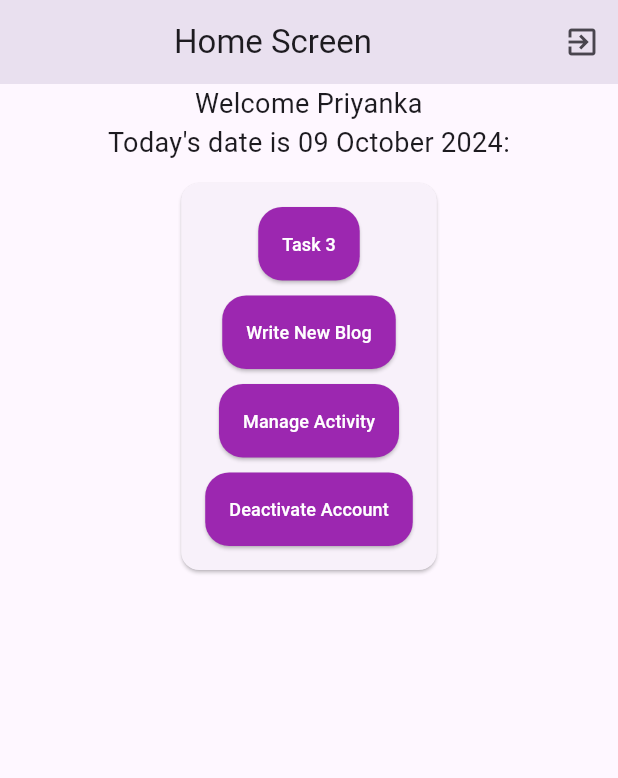
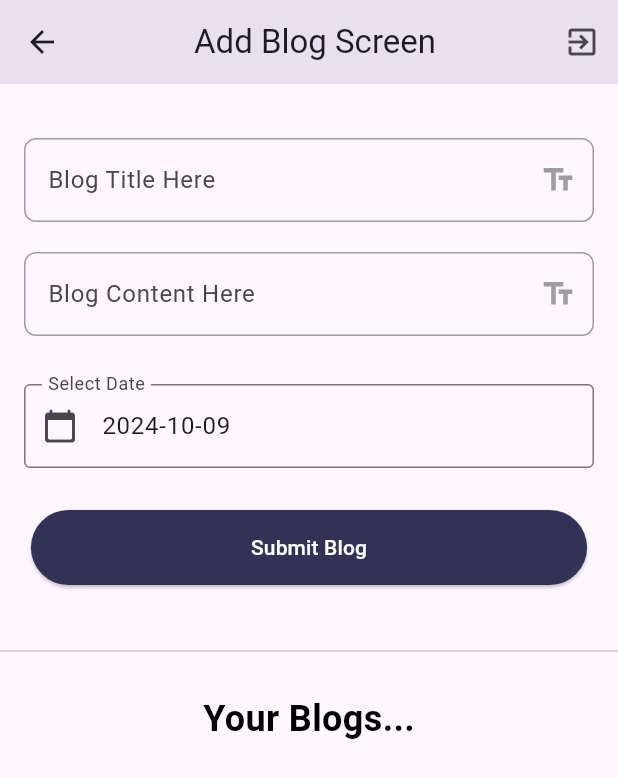
Before and after one commit to ShashankKadam1994/flutter_project, a Flutter app: the screen it shows after launch, after a tap on "Write New Blog", on a phone screen of 412 x 824 dp. Shown: the top 778 px of the screen. Run offline on Flutter 3.47's test engine with Material 3 defaults, Android fonts, the phone set to English and light mode, and no system bars; our stand-ins replace email_validator, form_validator, shared_preferences, sqflite, video_player; accounts and stored records are empty.

Commit message:
Task Number 4 Completed

```diff
--- /dev/null
+++ b/lib/Task_5/dynamic_list.dart
@@ -0,0 +1,150 @@
+import 'package:flutter/material.dart';
+import 'package:flutter_task1/Task_1/widgets/cutome_card.dart';
+import 'package:flutter_task1/Task_1/widgets/dash_table.dart';
+import 'package:flutter_task1/Task_3/widgets/index.dart';
+import 'package:flutter_task1/Task_5/models/blog_model.dart';
+import 'package:flutter_task1/Task_5/widgets/content_fild.dart';
+import 'package:flutter_task1/Task_5/widgets/date_field.dart';
+import 'package:flutter_task1/Task_5/widgets/title_field.dart';
+
+class DynamicList extends StatefulWidget {
+  const DynamicList({super.key});
+
+  @override
+  State<DynamicList> createState() => _DynamicList();
+}
+
+class _DynamicList extends State<DynamicList> {
+  late String _blogTitle='';
+  late String _blogContent='';
+  late DateTime _date;
+  int id=1;
+  List<BlogModel> blogs = [];
+  DateTime? _selectedDate = DateTime.now();
+
+  void _handleDateSelected(DateTime date) {
+    setState(() {
+      _selectedDate = date;
+    });
+  }
+
+  void _submitForm() {
+    if (_blogTitle.isNotEmpty && _blogContent.isNotEmpty && _selectedDate != null) {
+      final newBlog = BlogModel(
+        id:id,
+        title: _blogTitle,
+        date: _selectedDate!.toLocal().toString().split(' ')[0],
+        userInfo: "Anonymous",
+        blogContent: _blogContent,
+      );
+
+      // Add the new blog to the list and refresh the UI
+      setState(() {
+        blogs.add(newBlog);
+        id++;
+      });
+    } else {
+      print('Form is incomplete');
+    }
+  }
+
+  @override
+  Widget build(BuildContext context) {
+    double screenWidth = MediaQuery.of(context).size.width;
+    double buttonWidth = screenWidth * 0.9;
+
+    return Scaffold(
+      appBar: AppBar(
+        title: const Center(child: Text("Add Blog Screen")),
+        elevation: 50,
+        actions: [
+          IconButton(
+            onPressed: () async {
+              showDialog(
+                context: context,
+                builder: (c) => AlertDialog(
+                  title: const Text('Logout'),
+                  content: const Column(
+                    mainAxisSize: MainAxisSize.min,
+                    children: [Text("Do you want to logout?")],
+                  ),
+                  actions: [
+                    TextButton(
+                        onPressed: () {
+                          Navigator.pop(context);
+                        },
+                        child: const Text("No")),
+                    TextButton(
+                        onPressed: () async {
+                          print("Logout Not Added till Now");
+                        },
+                        child: const Text("Yes"))
+                  ],
+                ),
+              );
+            },
+            icon: const Icon(Icons.exit_to_app),
+          ),
+        ],
+      ),
+      body: SingleChildScrollView(
+        child: Column(
+          children: [
+            const SizedBox(height: 10),
+
+            const SizedBox(height: 10),
+            Padding(
+              padding: const EdgeInsets.all(16.0),
+              child:Column(
+                children: [
+                  TitleField(onSaved: (value) => _blogTitle = value),
+                  const SizedBox(height: 20),
+                  ContentFild(onSaved: (value) => _blogContent = value),
+                  const SizedBox(height: 20),
+                  DateField(
+                    onDateSelected: _handleDateSelected,
+                    initialDate: _selectedDate ?? DateTime.now(),
+                  ),
+                  const SizedBox(height: 20),
+                  ElevatedButton(
+                    style: ElevatedButton.styleFrom(
+                      backgroundColor: const Color(0xFF313256),
+                      foregroundColor: Colors.white,
+                      fixedSize: Size(buttonWidth, 50),
+                    ),
+                    onPressed: _submitForm,
+                    child: const Text('Submit Blog'),
+                  ),
+                ],
+              ),
+            ),
+            const SizedBox(height: 20),
+            Divider(),
+            const SizedBox(height: 20),
+             const Text(
+              "Your Blogs...",
+              style: TextStyle(
+                fontSize: 24.0,
+                fontWeight: FontWeight.bold,
+                color: Colors.black,
+              ),
+            ),
+            const SizedBox(height: 20),
+            Container(
+              child: Wrap(
+                children: blogs.map((blog) {
+                  return BlogCard(
+                    title: blog.title,
+                    date: blog.date,
+                    authorName: blog.userInfo,
+                    blogContent: blog.blogContent,
+                  );
+                }).toList(),
+              ),
+            ),
+          ],
+        ),
+      ),
+    );
+  }
+}
--- /dev/null
+++ b/lib/Task_5/models/blog_model.dart
@@ -0,0 +1,35 @@
+class BlogModel {
+  final int id;
+  final String title;
+  final String blogContent;
+  final String date;
+  final String userInfo;
+
+  BlogModel({
+    required this.id,
+    required this.title,
+    required this.blogContent,
+    required this.date,
+    required this.userInfo,
+  });
+
+  factory BlogModel.fromJson(Map<String, dynamic> json) {
+    return BlogModel(
+      id: json['id'] ?? 0,
+      title: json['title'] ?? '',
+      blogContent: json['blog_content'] ?? '',
+      date: json['date'] ?? '',
+      userInfo: json['user_info'] ?? '',
+    );
+  }
+
+  Map<String, dynamic> toJson() {
+    return {
+      'id': id,
+      'title': title,
+      'blog_content': blogContent,
+      'date': date,
+      'user_info': userInfo,
+    };
+  }
+}
--- /dev/null
+++ b/lib/Task_5/widgets/content_fild.dart
@@ -0,0 +1,59 @@
+import 'package:flutter/material.dart';
+import 'package:flutter/services.dart';
+
+class ContentFild extends StatelessWidget {
+  final void Function(String) onSaved;
+
+  const ContentFild({super.key, required this.onSaved});
+
+  @override
+  Widget build(BuildContext context) {
+    return TextFormField(
+      keyboardType: TextInputType.text,
+      decoration: InputDecoration(
+        labelText: 'Blog Content Here',
+        border: OutlineInputBorder(
+          borderRadius: BorderRadius.circular(8),
+          borderSide:const BorderSide(
+            color: Colors.grey,
+          ),
+        ),
+        enabledBorder: OutlineInputBorder(
+          borderRadius: BorderRadius.circular(8),
+          borderSide:const BorderSide(
+            color: Colors.grey,
+          ),
+        ),
+        focusedBorder: OutlineInputBorder(
+          borderRadius: BorderRadius.circular(8),
+          borderSide:const BorderSide(
+            color: Colors.blue,
+            width: 2.0,
+          ),
+        ),
+          suffixIcon: IconButton(
+          icon:const Icon(
+           Icons.text_fields,
+           color: Colors.grey,
+          ),
+          onPressed: () {
+
+          },
+        ),
+      ),
+
+      validator: (value) {
+        if (value == null || value.isEmpty) {
+          return 'Please enter the blog content field.';
+        }
+        return null;
+      },
+      onChanged: (value) {
+        onSaved(value);
+      },
+      onSaved: (String? value) {
+        onSaved(value!);
+      },
+    );
+  }
+}
--- /dev/null
+++ b/lib/Task_5/widgets/date_field.dart
@@ -0,0 +1,61 @@
+import 'package:flutter/material.dart';
+import 'package:intl/intl.dart';
+
+class DateField extends StatefulWidget {
+  final void Function(DateTime) onDateSelected;
+  final DateTime initialDate;
+
+  DateField({required this.onDateSelected, required this.initialDate});
+
+  @override
+  _DateSelectState createState() => _DateSelectState();
+}
+
+class _DateSelectState extends State<DateField> {
+  late TextEditingController _dateController;
+
+  @override
+  void initState() {
+    super.initState();
+    _dateController = TextEditingController(
+      text: DateFormat('yyyy-MM-dd').format(widget.initialDate),
+    );
+  }
+
+  @override
+  Widget build(BuildContext context) {
+    return Container(
+      margin: const EdgeInsets.symmetric(vertical: 8.0),
+      child: Column(
+        crossAxisAlignment: CrossAxisAlignment.start,
+        children: [
+          const SizedBox(height: 4.0),
+          TextField(
+            controller: _dateController,
+            decoration:const InputDecoration(
+              prefixIcon:  Icon(Icons.calendar_today_rounded),
+              labelText: "Select Date",
+              border:  OutlineInputBorder(),
+            ),
+            readOnly: true,
+            onTap: () async {
+              DateTime? pickedDate = await showDatePicker(
+                context: context,
+                initialDate: widget.initialDate,
+                firstDate: DateTime(2000),
+                lastDate: DateTime(2101),
+              );
+
+              if (pickedDate != null) {
+                setState(() {
+                  _dateController.text = DateFormat('yyyy-MM-dd').format(pickedDate);
+                });
+                widget.onDateSelected(pickedDate);
+              }
+            },
+          ),
+        ],
+      ),
+    );
+  }
+}
--- /dev/null
+++ b/lib/Task_5/widgets/title_field.dart
@@ -0,0 +1,60 @@
+import 'package:flutter/material.dart';
+import 'package:flutter/services.dart';
+
+class TitleField extends StatelessWidget {
+  final void Function(String) onSaved;
+
+  const TitleField({super.key, required this.onSaved});
+
+  @override
+  Widget build(BuildContext context) {
+    return TextFormField(
+      keyboardType: TextInputType.text,
+      decoration: InputDecoration(
+        labelText: 'Blog Title Here',
+        border: OutlineInputBorder(
+          borderRadius: BorderRadius.circular(8),
+          borderSide:const BorderSide(
+            color: Colors.grey,
+          ),
+        ),
+        enabledBorder: OutlineInputBorder(
+          borderRadius: BorderRadius.circular(8),
+          borderSide:const BorderSide(
+            color: Colors.grey,
+          ),
+        ),
+        focusedBorder: OutlineInputBorder(
+          borderRadius: BorderRadius.circular(8),
+          borderSide:const BorderSide(
+            color: Colors.blue,
+            width: 2.0,
+          ),
+        ),
+          suffixIcon: IconButton(
+          icon:const Icon(
+           Icons.text_fields,
+           color: Colors.grey,
+          ),
+          onPressed: () {
+
+          },
+        ),
+      ),
+
+      validator: (value) {
+        if (value == null || value.isEmpty) {
+          return 'Please enter the blog title field.';
+        }
+        return null;
+      },
+      onChanged: (value) {
+        onSaved(value);
+      },
+      onSaved: (String? value) {
+        print(value);
+        onSaved(value!);
+      },
+    );
+  }
+}
--- a/lib/homeNew.dart
+++ b/lib/homeNew.dart
@@ -1,6 +1,7 @@
 import 'dart:convert';
 
 import 'package:flutter/material.dart';
+import 'package:flutter_task1/Task_5/dynamic_list.dart';
 import 'package:flutter_task1/login.dart';
 import 'package:flutter_task1/router.dart';
 import 'package:flutter_task1/sharedpref.dart';
@@ -33,6 +34,30 @@ class _HomeNewState extends State<Homenew> {
       lastname = jsonData['last_name'];
     });
   }
+  String formatDate(DateTime date) {
+    String daySuffix(int day) {
+      if (day >= 11 && day <= 13) {
+        return 'th';
+      }
+      switch (day % 10) {
+        case 1:
+          return 'st';
+        case 2:
+          return 'nd';
+        case 3:
+          return 'rd';
+        default:
+          return 'th';
+      }
+    }
+
+    final day = DateFormat('d').format(date);
+    final month = DateFormat('MMMM').format(date);
+    final year = DateFormat('y').format(date);
+    final suffix = daySuffix(int.parse(day));
+
+    return '$day$suffix of $month $year';
+  }
 
   void getDataFromDB() async {
     List<Map<String, dynamic>> res = await MyDataBase().getRegistrationData(
@@ -53,7 +78,10 @@ class _HomeNewState extends State<Homenew> {
 
 
     String currentDate = DateFormat('dd MMMM yyyy').format(DateTime.now());
-
+    DateTime dateCurr=DateTime.now();
+    double screenWidth = MediaQuery.of(context).size.width;
+    double buttonWidth = screenWidth * 0.9;
+    double buttonHeight = 55;
     return Scaffold(
       appBar: AppBar(
         title: const Center(child: Text("Home Screen")),
@@ -95,10 +123,12 @@ class _HomeNewState extends State<Homenew> {
           mainAxisAlignment: MainAxisAlignment.start,
           children: [
             // Updated greeting with current date
+             SizedBox(height: 20),
+            Divider(),
             firstname != null && lastname != null
                 ? Center(
               child: Text(
-                "Welcome Priyanka\nToday's date is $currentDate: $firstname $lastname",
+                "Welcome Priyanka\nToday's date is ${formatDate(dateCurr)}: $firstname $lastname",
                 style: TextStyle(fontSize: 18),
                 textAlign: TextAlign.center,
               ),
@@ -109,15 +139,20 @@ class _HomeNewState extends State<Homenew> {
                 style: TextStyle(fontSize: 18),
               ),
             ),
+             SizedBox(height: 20),
+            Divider(),
 
-            SizedBox(height: 10),
+            SizedBox(height: 20),
 
-            Card(
+            Container(
               child: Padding(
                 padding: const EdgeInsets.all(16.0),
                 child: Column(
                   children: [
-                    ActionButtons(
+                    SizedBox(
+                      width: buttonWidth,
+                      height: buttonHeight,
+                      child:ActionButtons(
                         text: "Task 3",
                         onPressed: () {
                           Navigator.push(
@@ -128,27 +163,45 @@ class _HomeNewState extends State<Homenew> {
                         backgroundColor: Colors.purple,
                         textColor: Colors.white,
                       ),
-                    SizedBox(height: 10),
-                    ActionButtons(
+                     ),
+                    SizedBox(height: 20),
+                    SizedBox(
+                      width: buttonWidth,
+                      height: buttonHeight,
+                      child:ActionButtons(
                         text: "Write New Blog",
-                      onPressed: () {},
+                        onPressed: () {
+                          Navigator.push(
+                            context,
+                            MaterialPageRoute(builder: (context) => const DynamicList()),
+                          );
+                        },
                         backgroundColor: Colors.purple,
                         textColor: Colors.white,
                       ),
-                    SizedBox(height: 10),
-                    ActionButtons(
+                     ),
+                    SizedBox(height: 20),
+                    SizedBox(
+                      width: buttonWidth,
+                      height: buttonHeight,
+                      child:ActionButtons(
                         text: "Manage Activity",
                         onPressed: () {},
                         backgroundColor: Colors.purple,
                         textColor: Colors.white,
                       ),
-                    SizedBox(height: 10),
-                    ActionButtons(
+                     ),
+                    SizedBox(height: 20),
+                    SizedBox(
+                      width: buttonWidth,
+                      height: buttonHeight,
+                      child:ActionButtons(
                         text: "Deactivate Account",
                         onPressed: () {},
                         backgroundColor: Colors.purple,
                         textColor: Colors.white,
                       ),
+                    )
                   ],
                 ),
               ),
--- a/lib/router.dart
+++ b/lib/router.dart
@@ -2,6 +2,7 @@ import 'package:flutter/material.dart';
 import 'package:flutter_task1/Task_1/dashbord.dart';
 import 'package:flutter_task1/Task_1/hello_profile.dart';
 import 'package:flutter_task1/Task_3/user_dashbord.dart';
+import 'package:flutter_task1/Task_5/dynamic_list.dart';
 import 'package:flutter_task1/home.dart';
 import 'package:flutter_task1/login.dart';
 import 'package:flutter_task1/practise.dart';
@@ -15,7 +16,7 @@ class AppRoutes {
   static const String helloWord = "helloWord";
   static const String dashbord = "dashbord";
   static const String userDashboard = "userDashboard";
-  //userDashboard
+  static const String dynamicList = "dynamicList";
 
 
   static Route<dynamic>? generateRoute(RouteSettings settings) {
@@ -33,7 +34,8 @@ class AppRoutes {
         return MaterialPageRoute(builder: (_) => ProfileScreen());
       case reg:
         return MaterialPageRoute(builder: (_) => practise());
-        //UserDashbord
+      case dynamicList:
+        return MaterialPageRoute(builder: (_) => DynamicList());
       case userDashboard:
         return MaterialPageRoute(builder: (_) => UserDashbord());
       default:
```
Lines whose indentation alone changed are shown as unchanged.
